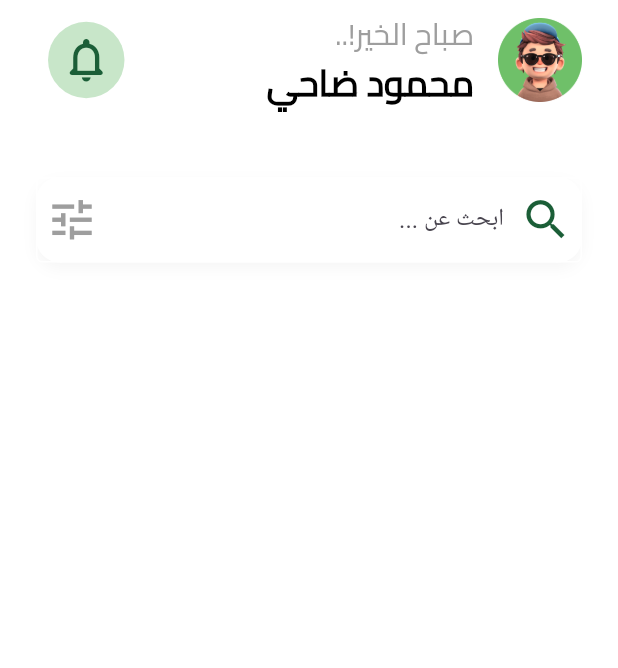
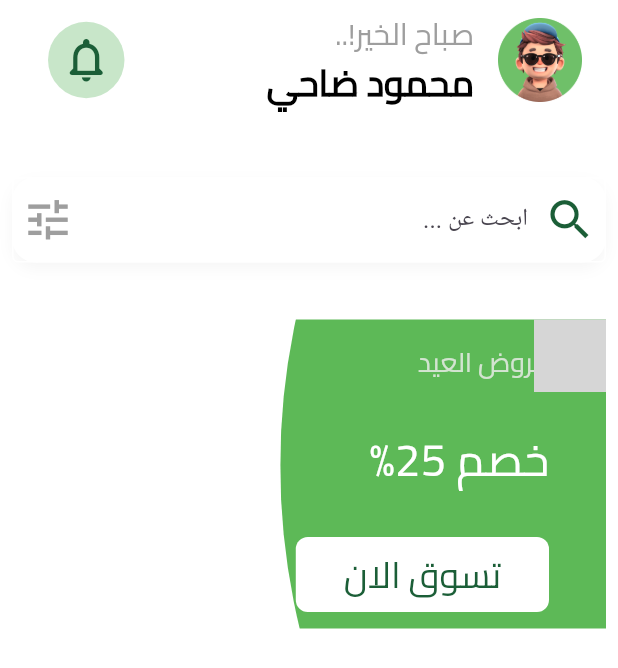
Before and after one commit to MahmoudDahy11/Fruits, a Flutter app: the HomeViewProduct screen opened by its route, on a phone screen of 412 x 824 dp. Shown: the top 668 px of the screen. Run offline on Flutter 3.47's test engine with Material 3 defaults, Android fonts, the phone set to English and light mode, and no system bars; our stand-ins replace bloc, firebase_auth, firebase_core, flutter_bloc, flutter_svg, modal_progress_hud_nsn and 1 more; accounts and stored records are empty; grey boxes are pictures that could not be loaded.

Commit message:
Add CustomShopButton widget for shopping feature
- Implemented a new CustomShopButton widget in the shopping presentation layer.
- The button features a rounded design with a background color and a text label "تسوق الان".
- Added a gesture detector to handle tap events, currently with an empty callback.

```diff
--- a/lib/core/constant/assets.dart
+++ b/lib/core/constant/assets.dart
@@ -5,6 +5,7 @@ class Assets {
   /// Assets for imagesAppIcon
   /// Assets/Images/App_Icon.svg
   static const String imagesAppIcon = "Assets/Images/App_Icon.svg";
+  static const String imagesFruits = "Assets/Images/fruits.svg";
 
   /// Assets for imagesAppleIcons
   /// Assets/Images/AppleIcons.svg
--- a/lib/features/shopping/presentation/views/home_view_product.dart
+++ b/lib/features/shopping/presentation/views/home_view_product.dart
@@ -1,5 +1,9 @@
+import 'package:e_commerce_app/core/constant/assets.dart';
+import 'package:e_commerce_app/core/constant/constant.dart';
 import 'package:flutter/material.dart';
+import 'package:flutter_svg/flutter_svg.dart';
 import 'widgets/custom_list_tile_info.dart';
+import 'widgets/custom_shop_botton.dart';
 import 'widgets/custom_text_field_product.dart';
 
 class HomeViewProduct extends StatelessWidget {
@@ -13,9 +17,54 @@ class HomeViewProduct extends StatelessWidget {
           padding: const EdgeInsets.symmetric(horizontal: 8.0),
           child: Column(
             children: [
-              CustomListTileInfo(),
+              const CustomListTileInfo(),
               const SizedBox(height: 30),
-              CustomTextFieldProduct(),
+              const CustomTextFieldProduct(),
+              const SizedBox(height: 30),
+              Row(
+                children: [
+                  Stack(
+                    children: [
+                      SvgPicture.asset(
+                        Assets.imagesFeatureItemBackground,
+                        height: MediaQuery.sizeOf(context).height * .25,
+                      ),
+                      Padding(
+                        padding: const EdgeInsets.symmetric(
+                          vertical: 16.0,
+                          horizontal: 38,
+                        ),
+                        child: Column(
+                          crossAxisAlignment: CrossAxisAlignment.start,
+                          mainAxisAlignment: MainAxisAlignment.spaceAround,
+                          children: [
+                            Text(
+                              'عروض العيد',
+                              style: TextStyle(
+                                fontFamily: 'Cairo',
+                                fontSize: 18,
+                                color: Color(0XFFD3E4D1),
+                              ),
+                            ),
+                            const SizedBox(height: 30),
+                            Text(
+                              'خصم 25%',
+                              style: TextStyle(
+                                fontFamily: 'Cairo',
+                                fontSize: 30,
+                                color: Color(backGroundColor),
+                              ),
+                            ),
+                            const SizedBox(height: 30),
+                            CustomShopBotton(),
+                          ],
+                        ),
+                      ),
+                      SvgPicture.asset(Assets.imagesFruits),
+                    ],
+                  ),
+                ],
+              ),
             ],
           ),
         ),
--- /dev/null
+++ b/lib/features/shopping/presentation/views/widgets/custom_shop_botton.dart
@@ -0,0 +1,32 @@
+
+import 'package:flutter/material.dart';
+
+import '../../../../../core/constant/constant.dart';
+
+class CustomShopBotton extends StatelessWidget {
+  const CustomShopBotton({super.key});
+
+  @override
+  Widget build(BuildContext context) {
+    return GestureDetector(
+      onTap: () {},
+      child: Container(
+        decoration: BoxDecoration(
+          borderRadius: BorderRadius.circular(8),
+          color: Color(backGroundColor),
+        ),
+        child: Padding(
+          padding: const EdgeInsets.symmetric(horizontal: 32.0, vertical: 8),
+          child: Text(
+            'تسوق الان',
+            style: TextStyle(
+              color: Color(greenColor),
+              fontSize: 24,
+              fontFamily: "Cairo",
+            ),
+          ),
+        ),
+      ),
+    );
+  }
+}
--- a/lib/features/shopping/presentation/views/widgets/custom_text_field_product.dart
+++ b/lib/features/shopping/presentation/views/widgets/custom_text_field_product.dart
@@ -8,7 +8,7 @@ class CustomTextFieldProduct extends StatelessWidget {
   @override
   Widget build(BuildContext context) {
     return Container(
-      margin: EdgeInsets.symmetric(horizontal: 16, vertical: 8),
+      margin: EdgeInsets.symmetric(vertical: 8),
       decoration: BoxDecoration(
         borderRadius: BorderRadius.circular(16),
         color: Colors.white,
--- a/lib/main.dart
+++ b/lib/main.dart
@@ -38,7 +38,6 @@ class ECommerceApp extends StatelessWidget {
           RegiserView.id: (context) => RegiserView(),
           ResetPasswordView.id: (context) => ResetPasswordView(),
           HomeViewProduct.id: (context) => HomeViewProduct(),
-
         },
         localizationsDelegates: [
           S.delegate,
```
Also changed, not shown: Assets/Images/fruits.png (added), Assets/Images/fruits.svg (added).
